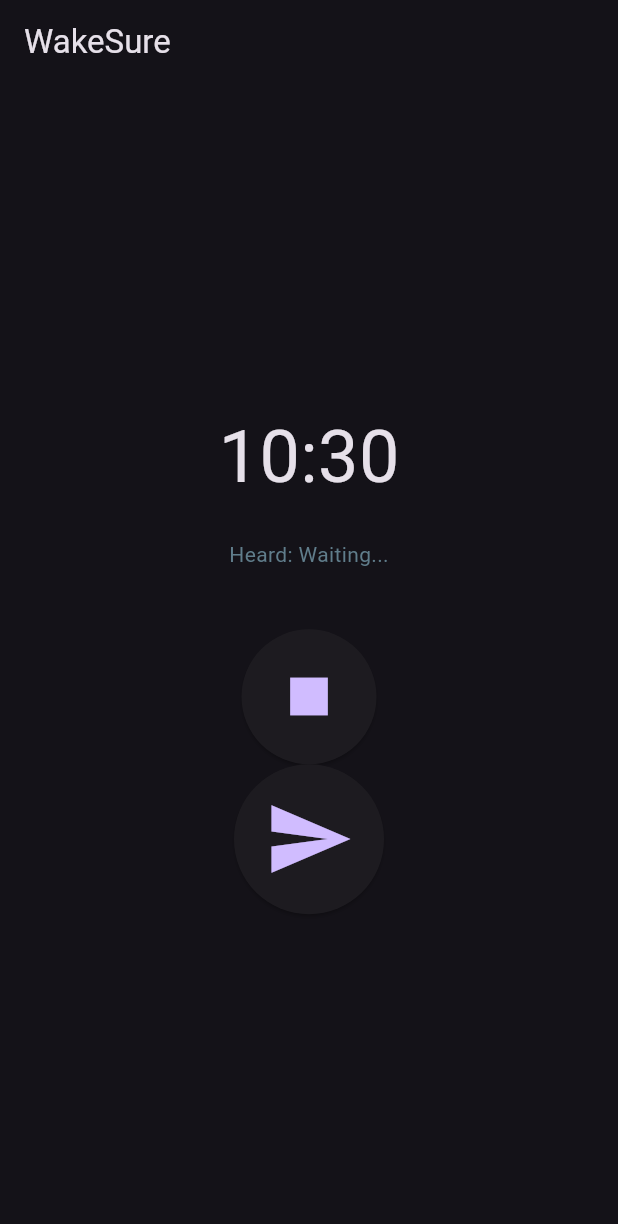
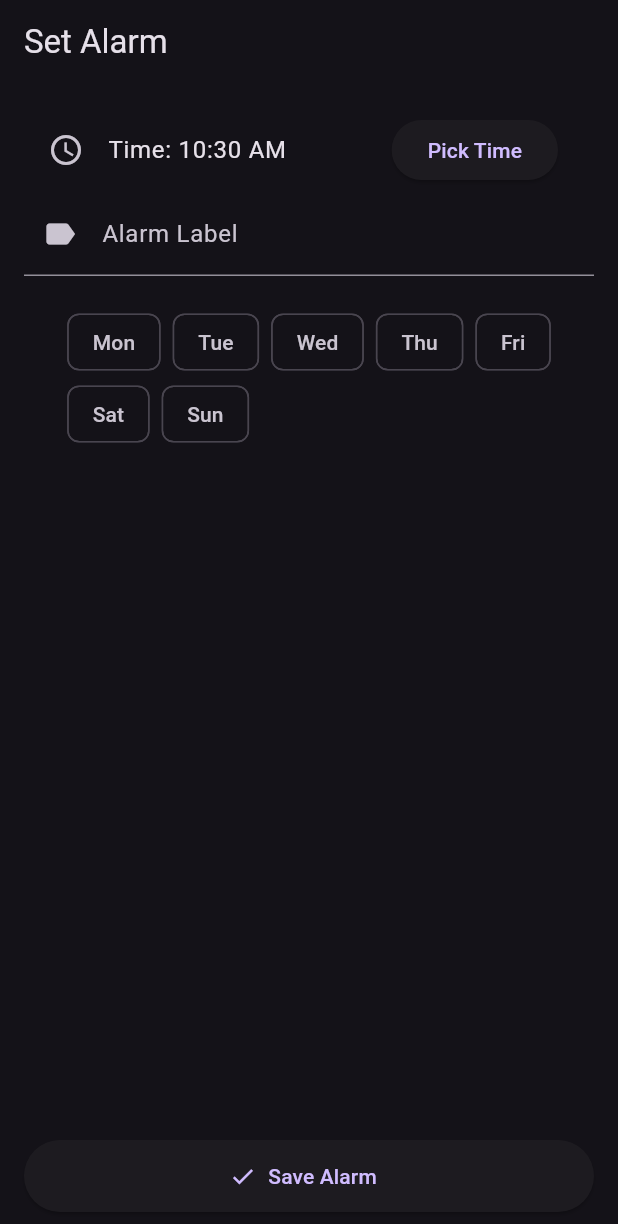
Before and after one commit to 2810yash/WakeSure, a Flutter app: the screen it shows after launch, on a phone screen of 412 x 824 dp. Shown: the top 1224 px of the screen. Run offline on Flutter 3.47's test engine with Material 3 defaults, Android fonts, the phone set to English and light mode, and no system bars; our stand-ins replace audioplayers, flutter_local_notifications, flutter_tts, speech_to_text, timezone.

Commit message:
can set alarm now

```diff
--- a/lib/main.dart
+++ b/lib/main.dart
@@ -1,6 +1,9 @@
 import 'package:flutter/material.dart';
 import 'package:wake_sure/src/notifications/notification_helper.dart';
 import 'package:wake_sure/src/screens/alarm_screen.dart';
+import 'package:wake_sure/src/screens/set_alarm_screen.dart';
+
+final GlobalKey<NavigatorState> navigatorKey = GlobalKey<NavigatorState>();
 
 void main() {
   WidgetsFlutterBinding.ensureInitialized();
@@ -14,9 +17,10 @@ class MyApp extends StatelessWidget {
   @override
   Widget build(BuildContext context) {
     return MaterialApp(
+      navigatorKey: navigatorKey,
       debugShowCheckedModeBanner: false,
       theme: ThemeData.dark(),
-      home: AlarmScreen(),
+      home: SetAlarmScreen(),
     );
   }
 }
--- a/lib/src/screens/alarm_screen.dart
+++ b/lib/src/screens/alarm_screen.dart
@@ -24,13 +24,11 @@ class _AlarmScreenState extends State<AlarmScreen> {
   bool _isListening = false;
   bool _responseReceived = false;
 
-
   @override
   void initState() {
     super.initState();
     _initSpeech();
-    time =
-        "${DateTime.now().hour}:${DateTime.now().minute.toString().padLeft(2, '0')}";
+    time = "${DateTime.now().hour}:${DateTime.now().minute.toString().padLeft(2, '0')}";
     playAlarm();
   }
 
@@ -158,7 +156,7 @@ class _AlarmScreenState extends State<AlarmScreen> {
             ),
             ElevatedButton(
               onPressed: (){
-                NotificationHelper.schedulNotifications('new now', 'first try');
+                // NotificationHelper.scheduleNotification('new now', 'first try');
               },
               style: ElevatedButton.styleFrom(
                 padding: const EdgeInsets.all(20),
--- /dev/null
+++ b/lib/src/screens/set_alarm_screen.dart
@@ -0,0 +1,120 @@
+import 'package:flutter/material.dart';
+
+import '../notifications/notification_helper.dart';
+
+class SetAlarmScreen extends StatefulWidget {
+  const SetAlarmScreen({super.key});
+
+  @override
+  State<SetAlarmScreen> createState() => _SetAlarmScreenState();
+}
+
+class _SetAlarmScreenState extends State<SetAlarmScreen> {
+  TimeOfDay _selectedTime = TimeOfDay.now();
+  final TextEditingController _labelController = TextEditingController();
+  final List<String> _days = ["Mon", "Tue", "Wed", "Thu", "Fri", "Sat", "Sun"];
+  final Set<String> _selectedDays = {};
+
+  Future<void> _pickTime() async {
+    final TimeOfDay? picked = await showTimePicker(
+      context: context,
+      initialTime: _selectedTime,
+    );
+    if (picked != null && picked != _selectedTime) {
+      setState(() {
+        _selectedTime = picked;
+      });
+      final now = DateTime.now();
+      DateTime scheduled = DateTime(
+        now.year,
+        now.month,
+        now.day,
+        picked.hour,
+        picked.minute,
+      );
+
+      if (scheduled.isBefore(now)) {
+        scheduled = scheduled.add(Duration(days: 1));
+      }
+
+      NotificationHelper.scheduleAlarm(scheduled);
+    }
+  }
+
+  void _saveAlarm() {
+    // For now just print values, later you can integrate with alarm logic
+    debugPrint("Alarm set for ${_selectedTime.format(context)}");
+    debugPrint("Label: ${_labelController.text}");
+    debugPrint("Repeat on: $_selectedDays");
+    ScaffoldMessenger.of(context).showSnackBar(
+      const SnackBar(content: Text("Alarm saved!")),
+    );
+  }
+
+  @override
+  Widget build(BuildContext context) {
+    return Scaffold(
+      appBar: AppBar(title: const Text("Set Alarm")),
+      body: Padding(
+        padding: const EdgeInsets.all(16.0),
+        child: Column(
+          children: [
+            // Time picker
+            ListTile(
+              leading: const Icon(Icons.access_time),
+              title: Text("Time: ${_selectedTime.format(context)}"),
+              trailing: ElevatedButton(
+                onPressed: _pickTime,
+                child: const Text("Pick Time"),
+              ),
+            ),
+
+            // Label input
+            TextField(
+              controller: _labelController,
+              decoration: const InputDecoration(
+                labelText: "Alarm Label",
+                prefixIcon: Icon(Icons.label),
+              ),
+            ),
+
+            const SizedBox(height: 20),
+
+            // Repeat days
+            Wrap(
+              spacing: 8,
+              children: _days.map((day) {
+                final isSelected = _selectedDays.contains(day);
+                return ChoiceChip(
+                  label: Text(day),
+                  selected: isSelected,
+                  onSelected: (selected) {
+                    setState(() {
+                      if (selected) {
+                        _selectedDays.add(day);
+                      } else {
+                        _selectedDays.remove(day);
+                      }
+                    });
+                  },
+                );
+              }).toList(),
+            ),
+
+            const Spacer(),
+
+            // Save button
+            ElevatedButton.icon(
+              onPressed: _saveAlarm,
+              icon: const Icon(Icons.check),
+              label: const Text("Save Alarm"),
+              style: ElevatedButton.styleFrom(
+                minimumSize: const Size(double.infinity, 48),
+              ),
+            ),
+          ],
+        ),
+      ),
+    );
+  }
+}
```
Also changed, not shown: lib/src/notifications/notification_helper.dart (+52 -15 lines), 1 other file.
